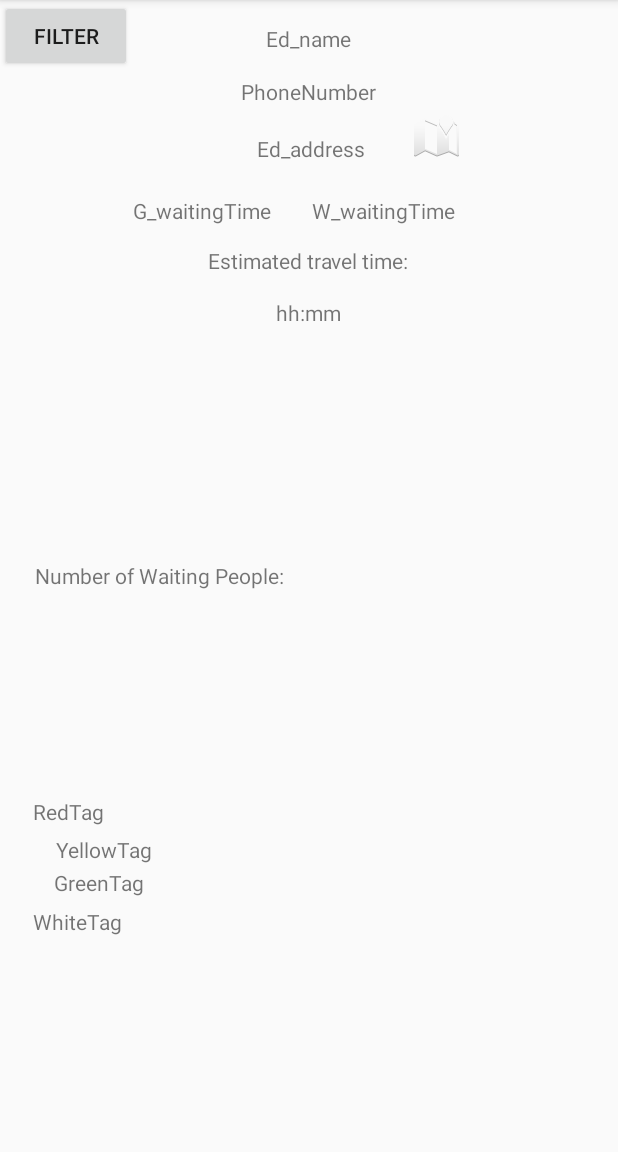
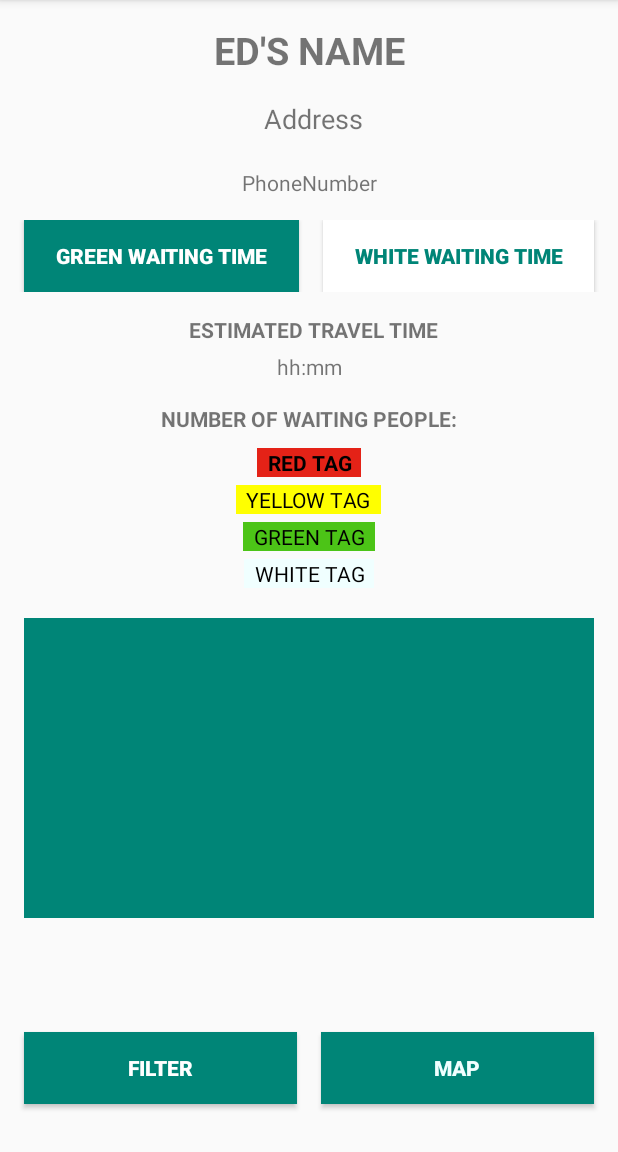
Before and after one commit to Zurimaio/HospitaTo, an Android app: the fragment DisplayED placed in its activity, on a phone screen of 412 x 824 dp, the part 84-1236 px from its top. Run offline under Robolectric (Android 15) with nearby library versions, the phone set to English and light mode, and no system bars; our stand-ins replace Firebase (no records; nobody signed in at launch, a user with empty details on screens opened directly); 4 statements that could not run were skipped.

Commit message:
filtro/liste finite

```diff
--- a/app/src/main/java/com/ma/se/hospitato/MainActivity.java
+++ b/app/src/main/java/com/ma/se/hospitato/MainActivity.java
@@ -33,6 +33,8 @@ public class MainActivity extends AppCompatActivity {
     FirebaseDatabase FDB;
     DatabaseReference DBR;
     Button toFilter;
+    Button toMap;
+
 
 
 
@@ -44,8 +46,6 @@ public class MainActivity extends AppCompatActivity {
         myRecyclerview.setHasFixedSize(true);
         RecyclerView.LayoutManager LM = new LinearLayoutManager(getApplicationContext());
         myRecyclerview.setLayoutManager(LM);
-        myRecyclerview.setItemAnimator(new DefaultItemAnimator());
-        myRecyclerview.addItemDecoration(new DividerItemDecoration(getApplicationContext(), LinearLayoutManager.VERTICAL));
 
         listData = new ArrayList<>();
         adapter = new MyAdapter(listData);
@@ -53,6 +53,7 @@ public class MainActivity extends AppCompatActivity {
         FDB = FirebaseDatabase.getInstance();
         GetDataFirebase();
         toFilter = findViewById(R.id.toFilter);
+        toMap = findViewById(R.id.toMap);
         toFilter.setOnClickListener(new View.OnClickListener(){
             @Override
             public void onClick(View v) {
@@ -129,6 +130,8 @@ public class MainActivity extends AppCompatActivity {
                 public void onClick(View view, int position, boolean isLongClick) {
                     if(isLongClick){
                         myRecyclerview.setVisibility(View.GONE);
+                        toFilter.setVisibility(View.GONE);
+                        toMap.setVisibility(View.GONE);
                         Fragment displayED = DisplayED.newInstance(data);
                         FragmentTransaction tr = getSupportFragmentManager().beginTransaction();
                         tr.replace(R.id.fragment_container, displayED);
@@ -192,6 +195,8 @@ public class MainActivity extends AppCompatActivity {
     public void onBackPressed() {
         super.onBackPressed();
         myRecyclerview.setVisibility(View.VISIBLE);
+        toFilter.setVisibility(View.VISIBLE);
+        toMap.setVisibility(View.VISIBLE);
         }
 
 
--- a/app/src/main/java/com/ma/se/hospitato/filteredView.java
+++ b/app/src/main/java/com/ma/se/hospitato/filteredView.java
@@ -5,6 +5,8 @@ import android.support.annotation.NonNull;
 import android.support.v4.app.Fragment;
 import android.support.v4.app.FragmentTransaction;
 import android.support.v7.app.AppCompatActivity;
+import android.support.v7.widget.DefaultItemAnimator;
+import android.support.v7.widget.DividerItemDecoration;
 import android.support.v7.widget.LinearLayoutManager;
 import android.support.v7.widget.RecyclerView;
 import android.util.Log;
@@ -34,6 +36,9 @@ public class filteredView extends AppCompatActivity {
         setContentView(R.layout.activity_main);
         Button hide_filter = findViewById(R.id.toFilter);
         hide_filter.setVisibility(View.GONE);
+        Button hide_map = findViewById(R.id.toMap);
+        hide_map.setVisibility(View.GONE);
+
 
 
         databaseReference = FirebaseDatabase.getInstance().getReference("Hospitals");
@@ -42,7 +47,10 @@ public class filteredView extends AppCompatActivity {
         //Avoid unnecessary layout passes by setting setHasFixedSize to true
         recyclerView.setHasFixedSize(true);
         //Select the type of layout manager you would use for your recyclerView
-        recyclerView.setLayoutManager(new LinearLayoutManager(this));
+        RecyclerView.LayoutManager LM = new LinearLayoutManager(getApplicationContext());
+        recyclerView.setLayoutManager(LM);
+
+
 
         databaseReference.addListenerForSingleValueEvent(new ValueEventListener() {
             @Override
@@ -128,19 +136,9 @@ public class filteredView extends AppCompatActivity {
 
         public void noDetails() {
 
-            TextView name = (TextView) mView.findViewById(R.id.ED_name);
-            TextView address = (TextView) mView.findViewById(R.id.ED_address);
-            TextView greenWaitingTime = (TextView) mView.findViewById(R.id.G_waitingTime);
-            TextView whiteWaitingTime = (TextView) mView.findViewById(R.id.W_waitingTime);
-            TextView estimatedTravelTime = (TextView) mView.findViewById(R.id.travel_time_txt);
-            TextView estimatedTravelTime_h = (TextView) mView.findViewById(R.id.travel_time);
+            itemView.setVisibility(View.GONE);
+            itemView.setLayoutParams(new RecyclerView.LayoutParams(0, 0));
 
-            name.setVisibility(View.GONE);
-            address.setVisibility(View.GONE);
-            greenWaitingTime.setVisibility(View.GONE);
-            whiteWaitingTime.setVisibility(View.GONE);
-            estimatedTravelTime.setVisibility(View.GONE);
-            estimatedTravelTime_h.setVisibility(View.GONE);
         }
 
         public void setItemClickListener(ItemClickListener itemClickListener){
--- /dev/null
+++ b/app/src/main/res/drawable/corner.xml
@@ -0,0 +1,9 @@
+<?xml version="1.0" encoding="utf-8"?>
+<shape
+    xmlns:android="http://schemas.android.com/apk/res/android"
+    android:shape="rectangle">
+    <solid android:color="@color/List_background"/>
+    <stroke android:width="6dp" android:color="@color/White" />
+    <corners android:radius="20dp" />
+    <padding android:left="0dp" android:top="5dp" android:right="0dp" android:bottom="5dp" />
+</shape>
--- a/app/src/main/res/layout/activity_main.xml
+++ b/app/src/main/res/layout/activity_main.xml
@@ -1,6 +1,5 @@
 <?xml version="1.0" encoding="utf-8"?>
-<LinearLayout xmlns:android="http://schemas.android.com/apk/res/android"
-    xmlns:app="http://schemas.android.com/apk/res-auto"
+<RelativeLayout xmlns:android="http://schemas.android.com/apk/res/android"
     xmlns:tools="http://schemas.android.com/tools"
     android:id="@+id/linear_layout"
     android:orientation="vertical"
@@ -11,21 +10,60 @@
     <FrameLayout
         android:id="@+id/fragment_container"
         android:layout_width="match_parent"
-        android:layout_height="match_parent">
-
+        android:layout_height="match_parent"
+        >
 
         <android.support.v7.widget.RecyclerView
             android:id="@+id/myrecycler"
             android:layout_width="match_parent"
-            android:layout_height="match_parent" />
+            android:layout_height="match_parent"
+            />
+
+    </FrameLayout>
+
+    <LinearLayout
+        android:layout_width="match_parent"
+        android:layout_height="match_parent"
+        android:layout_alignParentBottom="true"
+        android:orientation="horizontal"
+        android:layout_gravity="bottom"
+        android:weightSum="1"
+       >
 
         <Button
             android:id="@+id/toFilter"
-            android:text="Filter"
-            android:layout_width="wrap_content"
-            android:layout_height="wrap_content" />
-    </FrameLayout>
+            android:layout_width="0dp"
+            android:layout_height="wrap_content"
+            android:layout_gravity="bottom"
+            android:layout_weight="0.5"
+            android:layout_marginLeft="16dp"
+            android:layout_marginRight="8dp"
+            android:layout_marginBottom="16dp"
+            android:background="@color/colorPrimary"
+            android:paddingLeft="5dp"
+            android:paddingRight="5dp"
+            android:text="FILTER"
+            android:textAlignment="center"
+            android:textColor="@color/White"
+            android:textStyle="bold"
+            />
 
+        <Button
+            android:id="@+id/toMap"
+            android:layout_width="0dp"
+            android:layout_height="wrap_content"
+            android:layout_gravity="bottom"
+            android:layout_marginRight="16dp"
+            android:layout_marginLeft="8dp"
+            android:layout_marginBottom="16dp"
+            android:layout_weight="0.5"
+            android:background="@color/colorPrimary"
+            android:paddingLeft="5dp"
+            android:paddingRight="5dp"
+            android:text="MAP"
+            android:textAlignment="center"
+            android:textColor="@color/WhiteTag"
+            android:textStyle="bold" />
+    </LinearLayout>
 
-
-</LinearLayout>
+</RelativeLayout>
--- a/app/src/main/res/layout/fragment_display_ed.xml
+++ b/app/src/main/res/layout/fragment_display_ed.xml
@@ -1,133 +1,169 @@
 <?xml version="1.0" encoding="utf-8"?>
-<RelativeLayout xmlns:android="http://schemas.android.com/apk/res/android"
-    xmlns:app="http://schemas.android.com/apk/res-auto"
-
+<LinearLayout xmlns:android="http://schemas.android.com/apk/res/android"
+    android:orientation="vertical"
     android:layout_width="match_parent"
-    android:layout_height="match_parent">
+    android:layout_height="wrap_content"
+    android:weightSum="1">
 
     <TextView
         android:id="@+id/ED_name_f"
-        android:layout_width="wrap_content"
+        android:layout_width="match_parent"
         android:layout_height="wrap_content"
-        android:layout_alignParentTop="true"
-        android:layout_centerHorizontal="true"
-        android:layout_marginTop="16dp"
-        android:text="Ed_name" />
+        android:text="ED'S NAME"
+        android:paddingTop="16dp"
+        android:paddingBottom="16dp"
+        android:textStyle="bold"
+        android:textSize="25dp"
+        android:textAlignment="center"
+        />
 
     <TextView
+        android:layout_width="match_parent"
+        android:layout_height="wrap_content"
+        android:text="Address"
         android:id="@+id/ED_address_f"
-        android:layout_width="wrap_content"
-        android:layout_height="wrap_content"
-        android:layout_below="@+id/ED_name_f"
-        android:layout_alignEnd="@+id/ED_name_f"
-        android:layout_marginTop="54dp"
-        android:layout_marginEnd="-9dp"
-        android:text="Ed_address" />
-
-    <ImageView
-        android:id="@+id/map_log_f"
-        android:layout_width="wrap_content"
-        android:layout_height="wrap_content"
-        android:layout_alignBottom="@+id/ED_address_f"
-        android:layout_marginStart="41dp"
-        android:layout_marginBottom="2dp"
-        android:layout_toEndOf="@+id/ED_name_f"
-        app:srcCompat="@android:drawable/ic_dialog_map" />
+        android:paddingBottom="5dp"
+        android:paddingLeft="5dp"
+        android:textSize="18dp"
+        android:textAlignment="center"/>
 
     <TextView
-        android:id="@+id/textView6_f"
-        android:layout_width="wrap_content"
+        android:id="@+id/PhoneNumber"
+        android:layout_width="match_parent"
         android:layout_height="wrap_content"
-        android:layout_below="@+id/ED_address_f"
+        android:textAlignment="center"
         android:layout_centerHorizontal="true"
-        android:layout_marginTop="55dp"
-        android:text="Estimated travel time:" />
+        android:layout_marginTop="15dp"
+        android:layout_marginBottom="15dp"
+        android:text="PhoneNumber" />
+
+    <LinearLayout
+        android:layout_width="match_parent"
+        android:layout_height="wrap_content"
+        android:orientation="horizontal"
+        android:layout_marginTop="0dp">
+
+
+        <Button
+            android:layout_width="wrap_content"
+            android:layout_height="wrap_content"
+            android:id="@+id/G_waitingTime_f"
+            android:textStyle="bold"
+            android:layout_weight="0.5"
+            android:layout_marginRight="8dp"
+            android:layout_marginLeft="16dp"
+            android:paddingLeft="5dp"
+            android:paddingRight="5dp"
+            android:background="@color/colorPrimary"
+            android:layout_gravity="left"
+            android:textColor="@color/White"
+            android:textAlignment="center"
+            android:text="GREEN WAITING TIME"/>
+
+        <Button
+            android:layout_width="wrap_content"
+            android:layout_height="wrap_content"
+            android:id="@+id/W_waitingTime_f"
+            android:textStyle="bold"
+            android:layout_marginRight="16dp"
+            android:layout_marginLeft="8dp"
+            android:layout_weight="0.5"
+            android:paddingLeft="5dp"
+            android:paddingRight="5dp"
+            android:background="@color/White"
+            android:layout_gravity="left"
+            android:textColor="@color/colorPrimary"
+            android:textAlignment="center"
+            android:text="WHITE WAITING TIME"/>
+    </LinearLayout>
+
+    <TextView
+        android:layout_width="match_parent"
+        android:layout_height="wrap_content"
+        android:textStyle="bold"
+        android:text="ESTIMATED TRAVEL TIME"
+        android:layout_marginTop="15dp"
+        android:textAlignment="center"
+        android:id="@+id/travel_time_txt_f"
+        android:paddingBottom="5dp"
+        android:paddingLeft="5dp"/>
 
     <TextView
         android:id="@+id/travel_time_f"
-        android:layout_width="wrap_content"
+        android:layout_width="match_parent"
         android:layout_height="wrap_content"
-        android:layout_below="@+id/textView6_f"
+        android:textAlignment="center"
         android:layout_centerHorizontal="true"
-        android:layout_marginTop="15dp"
         android:text="hh:mm" />
 
     <TextView
-        android:id="@+id/G_waitingTime_f"
-        android:layout_width="wrap_content"
+        android:id="@+id/Waitings"
+        android:layout_width="match_parent"
         android:layout_height="wrap_content"
-        android:layout_below="@+id/ED_address_f"
-        android:layout_marginTop="22dp"
-        android:layout_marginEnd="3dp"
-        android:layout_toStartOf="@+id/travel_time_f"
-        android:text="G_waitingTime" />
-
-    <TextView
-        android:id="@+id/W_waitingTime_f"
-        android:layout_width="wrap_content"
-        android:layout_height="wrap_content"
-        android:layout_alignBaseline="@+id/G_waitingTime_f"
-        android:layout_alignStart="@+id/travel_time_f"
-        android:layout_alignBottom="@+id/G_waitingTime_f"
-        android:layout_marginStart="24dp"
-        android:text="W_waitingTime" />
-
-    <TextView
-        android:id="@+id/PhoneNumber"
-        android:layout_width="wrap_content"
-        android:layout_height="wrap_content"
-        android:layout_alignParentTop="true"
+        android:textAlignment="center"
         android:layout_centerHorizontal="true"
-        android:layout_marginTop="51dp"
-        android:text="PhoneNumber" />
-
-    <TextView
-        android:id="@+id/Waitings"
-        android:layout_width="wrap_content"
-        android:layout_height="wrap_content"
-        android:layout_alignParentStart="true"
-        android:layout_centerVertical="true"
-        android:layout_marginStart="23dp"
-        android:text="Number of Waiting People:" />
+        android:layout_marginTop="15dp"
+        android:text="NUMBER OF WAITING PEOPLE:"
+        android:textStyle="bold"/>
 
     <TextView
         android:id="@+id/RedTag"
         android:layout_width="wrap_content"
+        android:layout_marginTop="10dp"
+        android:layout_gravity="center"
         android:layout_height="wrap_content"
-        android:layout_alignParentStart="true"
-        android:layout_alignParentBottom="true"
-        android:layout_marginStart="22dp"
-        android:layout_marginBottom="217dp"
-        android:text="RedTag" />
+        android:textAlignment="center"
+        android:textStyle="bold"
+        android:textColor="@color/BlackP"
+        android:layout_centerHorizontal="true"
+        android:background="@color/RedTag"
+        android:text="  RED TAG  " />
 
     <TextView
         android:id="@+id/YellowTag"
         android:layout_width="wrap_content"
+        android:layout_marginTop="5dp"
+        android:layout_gravity="center"
         android:layout_height="wrap_content"
-        android:layout_alignParentBottom="true"
-        android:layout_marginEnd="-13dp"
-        android:layout_marginBottom="192dp"
-        android:layout_toStartOf="@+id/G_waitingTime_f"
-        android:text="YellowTag" />
+        android:textAlignment="center"
+        android:background="@color/YellowTag"
+        android:textColor="@color/BlackP"
+        android:layout_centerHorizontal="true"
+        android:text="  YELLOW TAG  " />
 
     <TextView
         android:id="@+id/GreenTag"
         android:layout_width="wrap_content"
         android:layout_height="wrap_content"
-        android:layout_alignParentBottom="true"
-        android:layout_marginEnd="-7dp"
-        android:layout_marginBottom="170dp"
-        android:layout_toStartOf="@+id/G_waitingTime_f"
-        android:text="GreenTag" />
+        android:layout_marginTop="5dp"
+        android:layout_gravity="center"
+        android:textAlignment="center"
+        android:background="@color/GreenTag"
+        android:textColor="@color/BlackP"
+        android:layout_centerHorizontal="true"
+        android:text="  GREEN TAG  " />
 
     <TextView
         android:id="@+id/WhiteTag"
+        android:layout_gravity="center"
         android:layout_width="wrap_content"
+        android:layout_marginTop="5dp"
         android:layout_height="wrap_content"
-        android:layout_alignStart="@+id/RedTag"
-        android:layout_alignParentBottom="true"
-        android:layout_marginStart="0dp"
-        android:layout_marginBottom="144dp"
-        android:text="WhiteTag" />
+        android:textAlignment="center"
+        android:background="@color/WhiteTag"
+        android:textColor="@color/BlackP"
+        android:layout_centerHorizontal="true"
+        android:layout_marginBottom="20dp"
+        android:text="  WHITE TAG  " />
 
-</RelativeLayout>
+    <ImageView
+        android:id="@+id/toMap"
+        android:layout_width="match_parent"
+        android:layout_height="200dp"
+        android:layout_gravity="center"
+        android:layout_marginRight="16dp"
+        android:layout_marginLeft="16dp"
+        android:background="@color/colorPrimary"
+        />
+
+</LinearLayout>
--- a/app/src/main/res/layout/item_list_view.xml
+++ b/app/src/main/res/layout/item_list_view.xml
@@ -3,9 +3,9 @@
     android:layout_width="match_parent"
     android:layout_height="wrap_content"
     android:id="@+id/item_layout"
+    android:background="@drawable/corner"
     android:orientation="vertical"
     android:weightSum="1">
-
 
     <TextView
         android:id="@+id/ED_name"
@@ -17,6 +17,7 @@
         android:paddingLeft="5dp"
         android:textStyle="bold"
         android:textSize="25dp"
+        android:textColor="@color/colorPrimary"
         android:textAlignment="center"
         />
 
@@ -47,7 +48,7 @@
             android:paddingRight="5dp"
             android:background="@color/colorPrimary"
             android:layout_gravity="left"
-            android:textColor="#FFFFFF"
+            android:textColor="@color/White"
             android:textAlignment="center"
             android:text="GREEN WAITING TIME"/>
 
@@ -59,7 +60,7 @@
             android:layout_marginLeft="32dp"
             android:paddingLeft="5dp"
             android:paddingRight="5dp"
-            android:background="#FFFFFF"
+            android:background="@color/White"
             android:layout_gravity="left"
             android:textColor="@color/colorPrimary"
             android:textAlignment="center"
@@ -69,8 +70,9 @@
     <TextView
         android:layout_width="match_parent"
         android:layout_height="wrap_content"
+        android:textStyle="bold"
         android:text="ESTIMATED TRAVEL TIME"
-        android:layout_marginTop="25dp"
+        android:layout_marginTop="15dp"
         android:textAlignment="center"
         android:id="@+id/travel_time_txt"
         android:paddingBottom="5dp"
@@ -80,10 +82,9 @@
         android:id="@+id/travel_time"
         android:layout_width="match_parent"
         android:layout_height="wrap_content"
-        android:layout_below="@+id/travel_time_txt"
         android:textAlignment="center"
         android:layout_centerHorizontal="true"
-        android:layout_marginTop="15dp"
-        android:text="hh:mm" />
+        android:text="hh:mm"
+        android:layout_marginBottom="10dp"/>
 
 </LinearLayout>
--- a/app/src/main/res/values/colors.xml
+++ b/app/src/main/res/values/colors.xml
@@ -3,4 +3,13 @@
     <color name="colorPrimary">#008577</color>
     <color name="colorPrimaryDark">#00574B</color>
     <color name="colorAccent">#D81B60</color>
+    <color name="BlackP">#000000</color>
+    <color name="RedTag">#E42217</color>
+    <color name="YellowTag">#FFFF00</color>
+    <color name="GreenTag">#4CC417</color>
+    <color name="WhiteTag">#F0FFFF</color>
+    <color name="White">#FFFFFF</color>
+    <color name="List_background">#EBF4FA</color>
+
+
 </resources>
```
